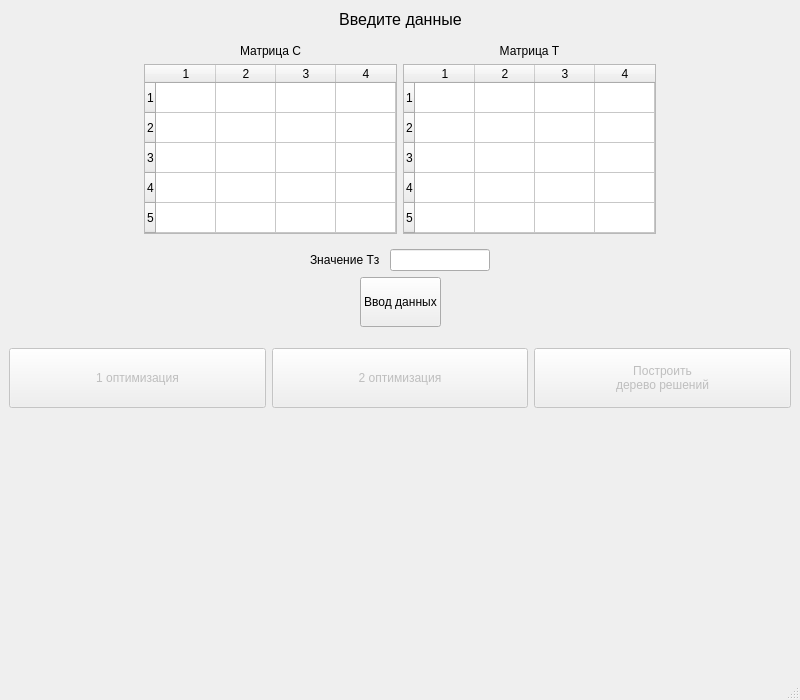
This is main_window.ui in ZOaZOaZoa/UBS_lab2 as Qt 5 draws it before an edit. The edited form follows.
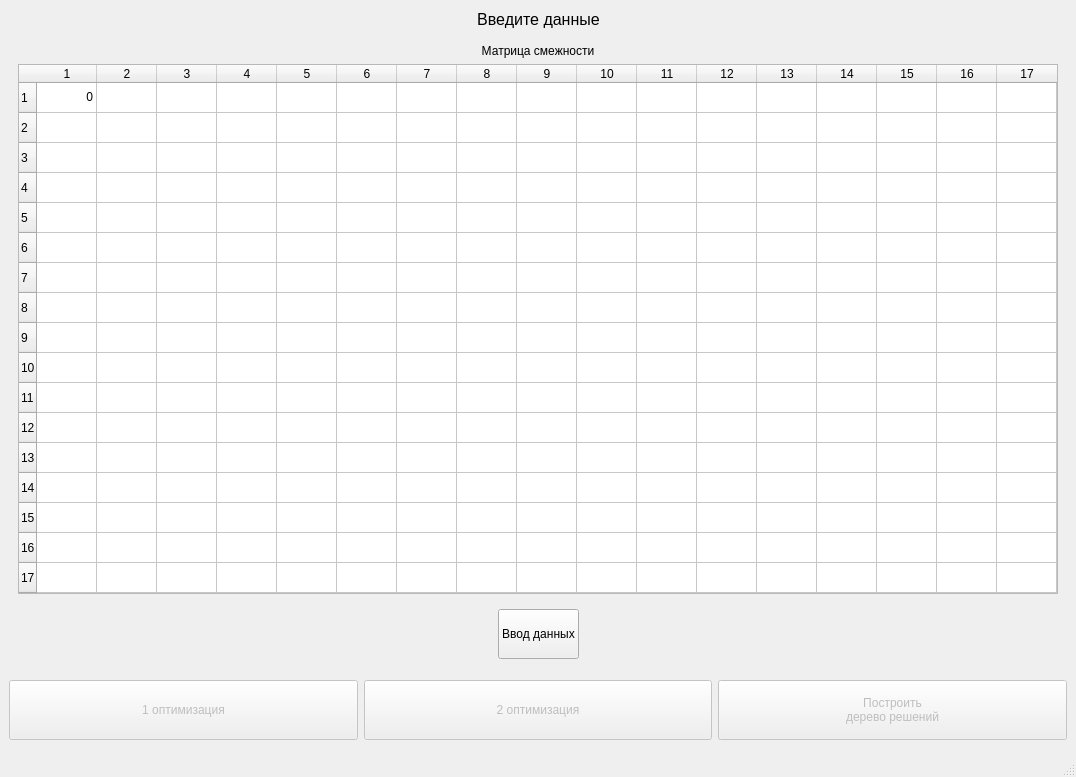
This is the edited form.

The edit to the form file:
```diff
--- a/main_window.ui
+++ b/main_window.ui
@@ -54,7 +54,7 @@
             </sizepolicy>
            </property>
            <property name="text">
-            <string>Матрица C</string>
+            <string>Матрица смежности</string>
            </property>
            <property name="alignment">
             <set>Qt::AlignCenter</set>
@@ -83,111 +83,12 @@
            </property>
            <property name="sizeAdjustPolicy">
             <enum>QAbstractScrollArea::AdjustToContents</enum>
-           </property>
-           <property name="selectionMode">
-            <enum>QAbstractItemView::SingleSelection</enum>
-           </property>
-           <property name="showGrid">
-            <bool>true</bool>
-           </property>
-           <property name="wordWrap">
-            <bool>false</bool>
-           </property>
-           <property name="cornerButtonEnabled">
-            <bool>true</bool>
-           </property>
-           <property name="rowCount">
-            <number>5</number>
-           </property>
-           <property name="columnCount">
-            <number>4</number>
-           </property>
-           <attribute name="horizontalHeaderVisible">
-            <bool>true</bool>
-           </attribute>
-           <attribute name="horizontalHeaderCascadingSectionResizes">
-            <bool>false</bool>
-           </attribute>
-           <attribute name="horizontalHeaderDefaultSectionSize">
-            <number>60</number>
-           </attribute>
-           <attribute name="horizontalHeaderMinimumSectionSize">
-            <number>60</number>
-           </attribute>
-           <attribute name="horizontalHeaderStretchLastSection">
-            <bool>false</bool>
-           </attribute>
-           <attribute name="verticalHeaderVisible">
-            <bool>true</bool>
-           </attribute>
-           <row/>
-           <row/>
-           <row/>
-           <row/>
-           <row/>
-           <column/>
-           <column/>
-           <column/>
-           <column/>
-          </widget>
-         </item>
-        </layout>
-       </item>
-       <item>
-        <layout class="QVBoxLayout" name="verticalLayout_3">
-         <item>
-          <widget class="QLabel" name="tLabel">
-           <property name="sizePolicy">
-            <sizepolicy hsizetype="Preferred" vsizetype="Minimum">
-             <horstretch>0</horstretch>
-             <verstretch>0</verstretch>
-            </sizepolicy>
-           </property>
-           <property name="text">
-            <string>Матрица T</string>
-           </property>
-           <property name="alignment">
-            <set>Qt::AlignCenter</set>
-           </property>
-          </widget>
-         </item>
-         <item>
-          <widget class="QTableWidget" name="tMatrix">
-           <property name="sizePolicy">
-            <sizepolicy hsizetype="Minimum" vsizetype="Minimum">
-             <horstretch>0</horstretch>
-             <verstretch>0</verstretch>
-            </sizepolicy>
-           </property>
-           <property name="minimumSize">
-            <size>
-             <width>0</width>
-             <height>0</height>
-            </size>
-           </property>
-           <property name="autoFillBackground">
-            <bool>false</bool>
-           </property>
-           <property name="lineWidth">
-            <number>1</number>
-           </property>
-           <property name="verticalScrollBarPolicy">
-            <enum>Qt::ScrollBarAlwaysOff</enum>
-           </property>
-           <property name="horizontalScrollBarPolicy">
-            <enum>Qt::ScrollBarAlwaysOff</enum>
-           </property>
-           <property name="sizeAdjustPolicy">
-            <enum>QAbstractScrollArea::AdjustToContents</enum>
-           </property>
-           <property name="autoScrollMargin">
-            <number>16</number>
            </property>
            <property name="selectionMode">
             <enum>QAbstractItemView::SingleSelection</enum>
            </property>
            <property name="textElideMode">
-            <enum>Qt::ElideNone</enum>
+            <enum>Qt::ElideLeft</enum>
            </property>
            <property name="showGrid">
             <bool>true</bool>
@@ -199,10 +100,10 @@
             <bool>true</bool>
            </property>
            <property name="rowCount">
-            <number>5</number>
+            <number>17</number>
            </property>
            <property name="columnCount">
-            <number>4</number>
+            <number>17</number>
            </property>
            <attribute name="horizontalHeaderVisible">
             <bool>true</bool>
@@ -227,10 +128,43 @@
            <row/>
            <row/>
            <row/>
+           <row/>
+           <row/>
+           <row/>
+           <row/>
+           <row/>
+           <row/>
+           <row/>
+           <row/>
+           <row/>
+           <row/>
+           <row/>
+           <row/>
            <column/>
            <column/>
            <column/>
            <column/>
+           <column/>
+           <column/>
+           <column/>
+           <column/>
+           <column/>
+           <column/>
+           <column/>
+           <column/>
+           <column/>
+           <column/>
+           <column/>
+           <column/>
+           <column/>
+           <item row="0" column="0">
+            <property name="text">
+             <string>0</string>
+            </property>
+            <property name="textAlignment">
+             <set>AlignTrailing|AlignVCenter</set>
+            </property>
+           </item>
           </widget>
          </item>
         </layout>
@@ -251,63 +185,17 @@
       </layout>
      </widget>
     </item>
-    <item row="2" column="0">
-     <layout class="QHBoxLayout" name="horizontalLayout_3">
-      <property name="spacing">
-       <number>10</number>
-      </property>
-      <property name="leftMargin">
-       <number>0</number>
-      </property>
-      <property name="rightMargin">
-       <number>0</number>
-      </property>
-      <item>
-       <spacer name="horizontalSpacer_5">
-        <property name="orientation">
-         <enum>Qt::Horizontal</enum>
-        </property>
-        <property name="sizeHint" stdset="0">
-         <size>
-          <width>40</width>
-          <height>20</height>
-         </size>
-        </property>
-       </spacer>
-      </item>
-      <item>
-       <widget class="QLabel" name="T_zLabel">
-        <property name="text">
-         <string>Значение Tз</string>
-        </property>
-       </widget>
-      </item>
-      <item>
-       <widget class="QLineEdit" name="T_max_lEdit">
-        <property name="maximumSize">
-         <size>
-          <width>100</width>
-          <height>16777215</height>
-         </size>
-        </property>
-       </widget>
-      </item>
-      <item>
-       <spacer name="horizontalSpacer_6">
-        <property name="orientation">
-         <enum>Qt::Horizontal</enum>
-        </property>
-        <property name="sizeHint" stdset="0">
-         <size>
-          <width>40</width>
-          <height>20</height>
-         </size>
-        </property>
-       </spacer>
-      </item>
-     </layout>
-    </item>
     <item row="5" column="0">
+     <widget class="QWidget" name="svgView" native="true">
+      <property name="sizePolicy">
+       <sizepolicy hsizetype="Preferred" vsizetype="Expanding">
+        <horstretch>0</horstretch>
+        <verstretch>0</verstretch>
+       </sizepolicy>
+      </property>
+     </widget>
+    </item>
+    <item row="4" column="0">
      <layout class="QHBoxLayout" name="horizontalLayout_2">
       <item>
        <widget class="QPushButton" name="optimize1">
@@ -366,7 +254,7 @@
       </item>
      </layout>
     </item>
-    <item row="3" column="0">
+    <item row="2" column="0">
      <layout class="QHBoxLayout" name="horizontalLayout_5">
       <item>
        <spacer name="horizontalSpacer_7">
@@ -418,6 +306,22 @@
       </item>
      </layout>
     </item>
+    <item row="3" column="0">
+     <spacer name="verticalSpacer">
+      <property name="orientation">
+       <enum>Qt::Vertical</enum>
+      </property>
+      <property name="sizeType">
+       <enum>QSizePolicy::Fixed</enum>
+      </property>
+      <property name="sizeHint" stdset="0">
+       <size>
+        <width>20</width>
+        <height>15</height>
+       </size>
+      </property>
+     </spacer>
+    </item>
     <item row="0" column="0">
      <layout class="QHBoxLayout" name="horizontalLayout_4">
       <item>
@@ -466,32 +370,6 @@
       </item>
      </layout>
     </item>
-    <item row="4" column="0">
-     <spacer name="verticalSpacer">
-      <property name="orientation">
-       <enum>Qt::Vertical</enum>
-      </property>
-      <property name="sizeType">
-       <enum>QSizePolicy::Fixed</enum>
-      </property>
-      <property name="sizeHint" stdset="0">
-       <size>
-        <width>20</width>
-        <height>15</height>
-       </size>
-      </property>
-     </spacer>
-    </item>
-    <item row="6" column="0">
-     <widget class="QWidget" name="svgView" native="true">
-      <property name="sizePolicy">
-       <sizepolicy hsizetype="Preferred" vsizetype="Expanding">
-        <horstretch>0</horstretch>
-        <verstretch>0</verstretch>
-       </sizepolicy>
-      </property>
-     </widget>
-    </item>
    </layout>
   </widget>
   <widget class="QMenuBar" name="menubar">
```
Left out of the diff: 4 changed lines with no effect on the pictures.
